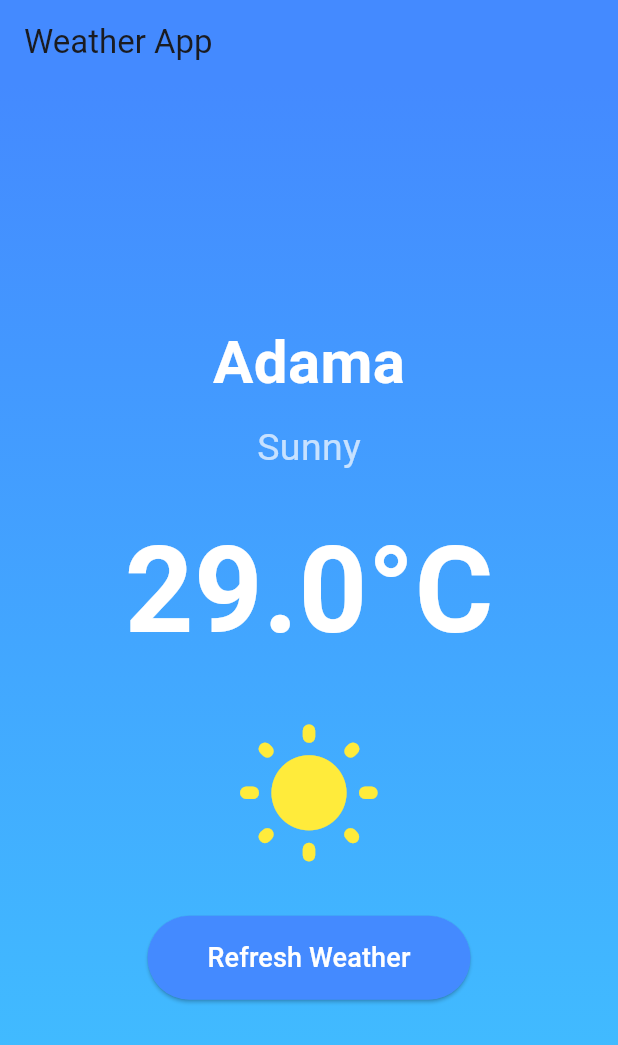
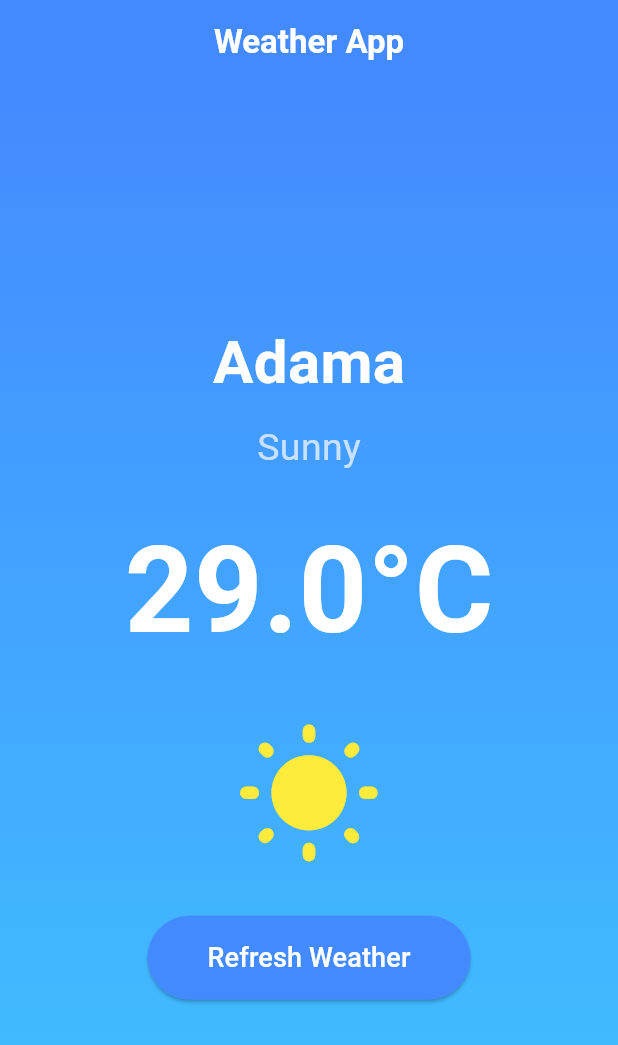
Before and after one commit to natanmuletahunde/UI_WE, a Flutter app: the screen it shows after launch, on a phone screen of 412 x 824 dp. Shown: the top 1045 px of the screen. Run offline on Flutter 3.47's test engine with Material 3 defaults, Android fonts, the phone set to English and light mode, and no system bars.

Commit message:
modify the app bar titile

```diff
--- a/lib/main.dart
+++ b/lib/main.dart
@@ -28,7 +28,6 @@ class WeatherHomePage extends StatefulWidget {
 }
 
 class _WeatherHomePageState extends State<WeatherHomePage> {
-  // You can later modify these fields to fetch dynamic data
   String cityName = "Adama";
   String weatherCondition = "Sunny";
   double temperature = 29.0;
@@ -38,7 +37,14 @@ class _WeatherHomePageState extends State<WeatherHomePage> {
     return Scaffold(
       appBar: AppBar(
         backgroundColor: Colors.blueAccent,
-        title: const Text('Weather App'),
+        centerTitle: true, // Centers the title
+        title: Text(
+          'Weather App',
+          style: const TextStyle(
+            color: Colors.white, // Sets the title color to white
+            fontWeight: FontWeight.bold, // Makes the title bold
+          ),
+        ),
       ),
       body: Container(
         decoration: BoxDecoration(
@@ -52,7 +58,6 @@ class _WeatherHomePageState extends State<WeatherHomePage> {
           child: Column(
             mainAxisAlignment: MainAxisAlignment.center,
             children: <Widget>[
-              // City Name
               Text(
                 cityName,
                 style: const TextStyle(
@@ -62,7 +67,6 @@ class _WeatherHomePageState extends State<WeatherHomePage> {
                 ),
               ),
               const SizedBox(height: 10),
-              // Weather Condition
               Text(
                 weatherCondition,
                 style: const TextStyle(
@@ -71,7 +75,6 @@ class _WeatherHomePageState extends State<WeatherHomePage> {
                 ),
               ),
               const SizedBox(height: 20),
-              // Temperature Display
               Text(
                 '${temperature.toStringAsFixed(1)}°C',
                 style: const TextStyle(
@@ -81,19 +84,15 @@ class _WeatherHomePageState extends State<WeatherHomePage> {
                 ),
               ),
               const SizedBox(height: 30),
-              // Weather Icon (Sun, Cloud, Rain, etc.)
               const Icon(
-                Icons.wb_sunny_rounded, // You can change the icon based on weather condition
+                Icons.wb_sunny_rounded,
                 size: 100,
                 color: Colors.yellow,
               ),
               const SizedBox(height: 30),
-              // Refresh Button
               ElevatedButton(
                 onPressed: () {
-                  // Later, you can add logic to refresh weather data
                   setState(() {
-                    // Simulate new weather data
                     temperature = 27.5;
                     weatherCondition = "Cloudy";
                     cityName = "Adama";
```
